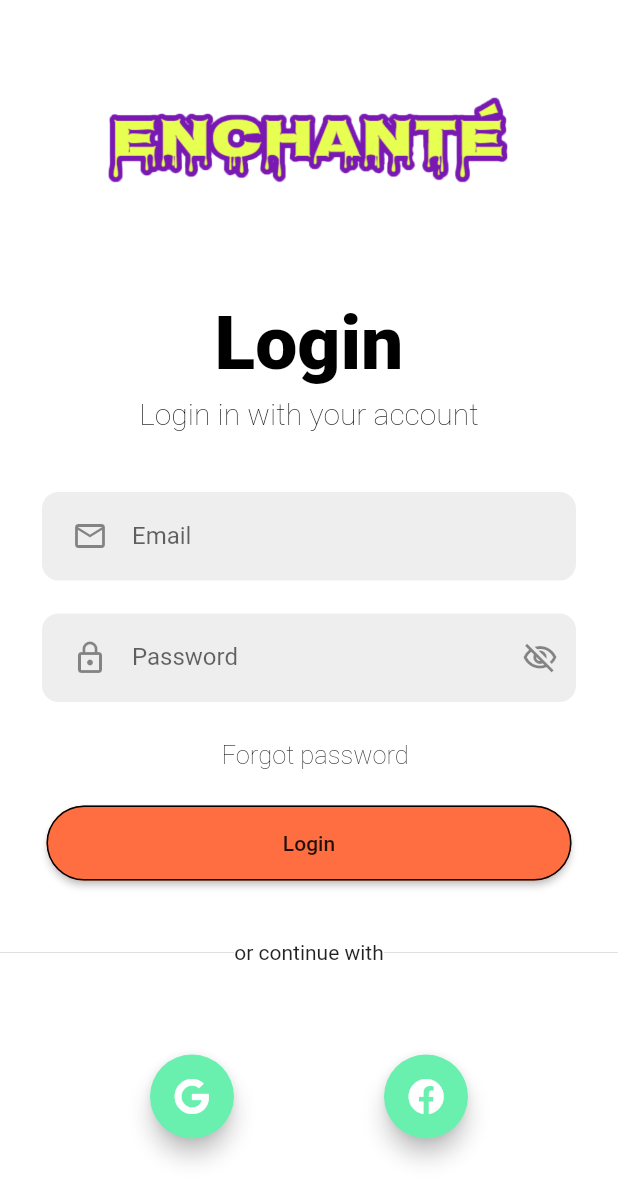
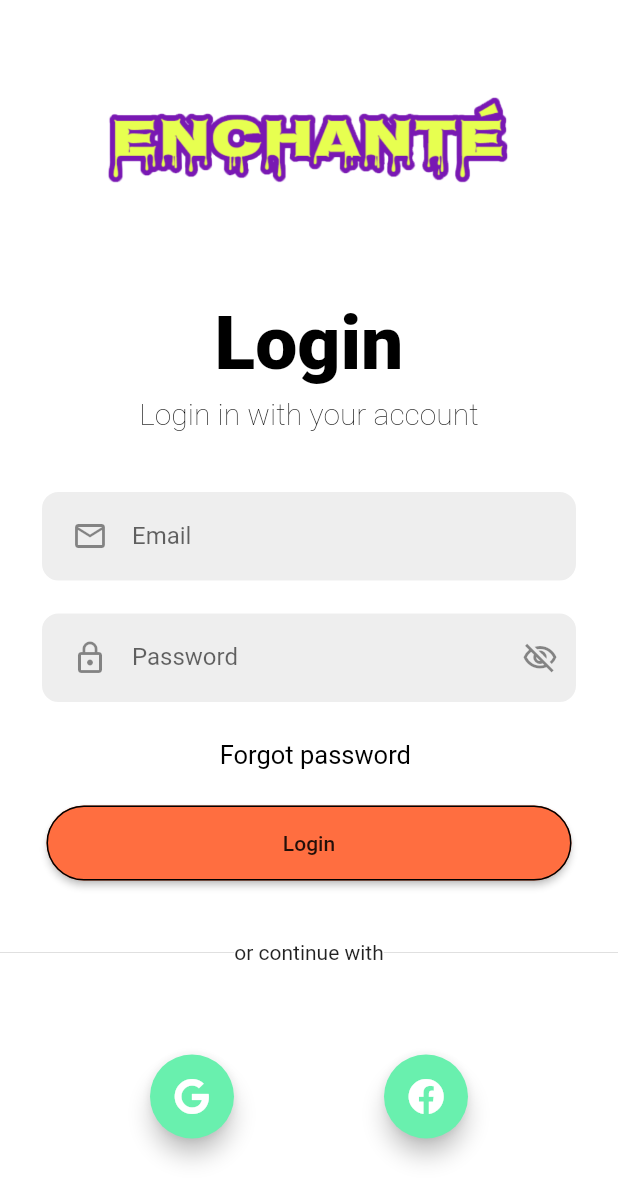
Before and after one commit to ayan-gorain/Enchantee, a Flutter app: the Loginpage screen opened by its route, on a phone screen of 412 x 824 dp. Shown: the top 1201 px of the screen. Run offline on Flutter 3.47's test engine with Material 2 defaults, Android fonts, the phone set to English and light mode, and no system bars; our stand-ins replace flutter_screenutil, font_awesome_flutter.

Commit message:
many things updated and pages added

```diff
--- a/lib/pages/login_page.dart
+++ b/lib/pages/login_page.dart
@@ -97,7 +97,7 @@ class Loginpage extends StatelessWidget {
                                 inherit: true,
                                 fontSize: 17,
                                 color: Colors.black,
-                                fontWeight: FontWeight.w200)),
+                                fontWeight: FontWeight.w400)),
                         ),
                   ],
                 ),
```
